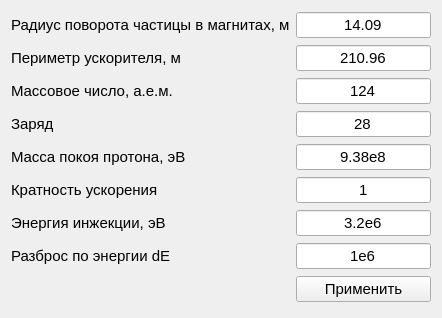
This is parametersacceleration.ui in fdult/acceptance_generator as Qt 5 draws it before an edit. The edited form follows.
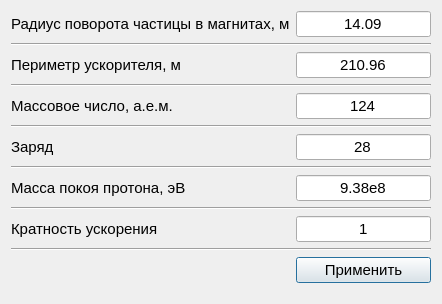
This is the edited form.

Patch:
```diff
--- a/parametersacceleration.ui
+++ b/parametersacceleration.ui
@@ -7,7 +7,7 @@
     <x>0</x>
     <y>0</y>
     <width>442</width>
-    <height>318</height>
+    <height>304</height>
    </rect>
   </property>
   <property name="focusPolicy">
@@ -17,6 +17,55 @@
    <string>Dialog</string>
   </property>
   <layout class="QGridLayout" name="gridLayout">
+   <item row="10" column="0">
+    <widget class="QLabel" name="label_6">
+     <property name="font">
+      <font>
+       <pointsize>11</pointsize>
+      </font>
+     </property>
+     <property name="text">
+      <string>Кратность ускорения</string>
+     </property>
+    </widget>
+   </item>
+   <item row="8" column="0">
+    <widget class="QLabel" name="label_5">
+     <property name="font">
+      <font>
+       <pointsize>11</pointsize>
+      </font>
+     </property>
+     <property name="text">
+      <string>Масса покоя протона, эВ</string>
+     </property>
+    </widget>
+   </item>
+   <item row="0" column="1">
+    <widget class="QLineEdit" name="lineEdit">
+     <property name="font">
+      <font>
+       <pointsize>11</pointsize>
+      </font>
+     </property>
+     <property name="focusPolicy">
+      <enum>Qt::ClickFocus</enum>
+     </property>
+     <property name="text">
+      <string>14.09</string>
+     </property>
+     <property name="alignment">
+      <set>Qt::AlignCenter</set>
+     </property>
+    </widget>
+   </item>
+   <item row="11" column="0" colspan="2">
+    <widget class="Line" name="line_6">
+     <property name="orientation">
+      <enum>Qt::Horizontal</enum>
+     </property>
+    </widget>
+   </item>
    <item row="0" column="0">
     <widget class="QLabel" name="label">
      <property name="font">
@@ -29,37 +78,51 @@
      </property>
     </widget>
    </item>
-   <item row="6" column="0">
-    <widget class="QLabel" name="label_7">
-     <property name="font">
-      <font>
-       <pointsize>11</pointsize>
-      </font>
-     </property>
-     <property name="text">
-      <string>Энергия инжекции, эВ</string>
-     </property>
-    </widget>
-   </item>
-   <item row="6" column="1">
-    <widget class="QLineEdit" name="lineEdit_7">
-     <property name="font">
-      <font>
-       <pointsize>11</pointsize>
-      </font>
-     </property>
-     <property name="focusPolicy">
-      <enum>Qt::ClickFocus</enum>
-     </property>
-     <property name="text">
-      <string>3.2e6</string>
-     </property>
-     <property name="alignment">
-      <set>Qt::AlignCenter</set>
-     </property>
-    </widget>
-   </item>
    <item row="8" column="1">
+    <widget class="QLineEdit" name="lineEdit_5">
+     <property name="font">
+      <font>
+       <pointsize>11</pointsize>
+      </font>
+     </property>
+     <property name="focusPolicy">
+      <enum>Qt::ClickFocus</enum>
+     </property>
+     <property name="text">
+      <string>9.38e8</string>
+     </property>
+     <property name="alignment">
+      <set>Qt::AlignCenter</set>
+     </property>
+    </widget>
+   </item>
+   <item row="3" column="0" colspan="2">
+    <widget class="Line" name="line_2">
+     <property name="orientation">
+      <enum>Qt::Horizontal</enum>
+     </property>
+    </widget>
+   </item>
+   <item row="9" column="0" colspan="2">
+    <widget class="Line" name="line_5">
+     <property name="orientation">
+      <enum>Qt::Horizontal</enum>
+     </property>
+    </widget>
+   </item>
+   <item row="4" column="0">
+    <widget class="QLabel" name="label_3">
+     <property name="font">
+      <font>
+       <pointsize>11</pointsize>
+      </font>
+     </property>
+     <property name="text">
+      <string>Массовое число, а.е.м.</string>
+     </property>
+    </widget>
+   </item>
+   <item row="12" column="1">
     <widget class="QPushButton" name="pushButton">
      <property name="font">
       <font>
@@ -67,14 +130,51 @@
       </font>
      </property>
      <property name="focusPolicy">
-      <enum>Qt::NoFocus</enum>
+      <enum>Qt::ClickFocus</enum>
      </property>
      <property name="text">
       <string>Применить</string>
      </property>
     </widget>
    </item>
-   <item row="5" column="1">
+   <item row="1" column="0" colspan="2">
+    <widget class="Line" name="line">
+     <property name="orientation">
+      <enum>Qt::Horizontal</enum>
+     </property>
+    </widget>
+   </item>
+   <item row="6" column="0">
+    <widget class="QLabel" name="label_4">
+     <property name="font">
+      <font>
+       <pointsize>11</pointsize>
+      </font>
+     </property>
+     <property name="text">
+      <string>Заряд</string>
+     </property>
+    </widget>
+   </item>
+   <item row="6" column="1">
+    <widget class="QLineEdit" name="lineEdit_4">
+     <property name="font">
+      <font>
+       <pointsize>11</pointsize>
+      </font>
+     </property>
+     <property name="focusPolicy">
+      <enum>Qt::ClickFocus</enum>
+     </property>
+     <property name="text">
+      <string>28</string>
+     </property>
+     <property name="alignment">
+      <set>Qt::AlignCenter</set>
+     </property>
+    </widget>
+   </item>
+   <item row="10" column="1">
     <widget class="QLineEdit" name="lineEdit_6">
      <property name="font">
       <font>
@@ -92,37 +192,7 @@
      </property>
     </widget>
    </item>
-   <item row="0" column="1">
-    <widget class="QLineEdit" name="lineEdit">
-     <property name="font">
-      <font>
-       <pointsize>11</pointsize>
-      </font>
-     </property>
-     <property name="focusPolicy">
-      <enum>Qt::ClickFocus</enum>
-     </property>
-     <property name="text">
-      <string>14.09</string>
-     </property>
-     <property name="alignment">
-      <set>Qt::AlignCenter</set>
-     </property>
-    </widget>
-   </item>
-   <item row="7" column="0">
-    <widget class="QLabel" name="label_8">
-     <property name="font">
-      <font>
-       <pointsize>11</pointsize>
-      </font>
-     </property>
-     <property name="text">
-      <string>Разброс по энергии dE</string>
-     </property>
-    </widget>
-   </item>
-   <item row="1" column="1">
+   <item row="2" column="1">
     <widget class="QLineEdit" name="lineEdit_2">
      <property name="font">
       <font>
@@ -140,61 +210,26 @@
      </property>
     </widget>
    </item>
+   <item row="5" column="0" colspan="2">
+    <widget class="Line" name="line_3">
+     <property name="orientation">
+      <enum>Qt::Horizontal</enum>
+     </property>
+    </widget>
+   </item>
    <item row="2" column="0">
-    <widget class="QLabel" name="label_3">
+    <widget class="QLabel" name="label_2">
      <property name="font">
       <font>
        <pointsize>11</pointsize>
       </font>
      </property>
      <property name="text">
-      <string>Массовое число, а.е.м.</string>
-     </property>
-    </widget>
-   </item>
-   <item row="3" column="0">
-    <widget class="QLabel" name="label_4">
-     <property name="font">
-      <font>
-       <pointsize>11</pointsize>
-      </font>
-     </property>
-     <property name="text">
-      <string>Заряд</string>
+      <string>Периметр ускорителя, м</string>
      </property>
     </widget>
    </item>
    <item row="4" column="1">
-    <widget class="QLineEdit" name="lineEdit_5">
-     <property name="font">
-      <font>
-       <pointsize>11</pointsize>
-      </font>
-     </property>
-     <property name="focusPolicy">
-      <enum>Qt::ClickFocus</enum>
-     </property>
-     <property name="text">
-      <string>9.38e8</string>
-     </property>
-     <property name="alignment">
-      <set>Qt::AlignCenter</set>
-     </property>
-    </widget>
-   </item>
-   <item row="5" column="0">
-    <widget class="QLabel" name="label_6">
-     <property name="font">
-      <font>
-       <pointsize>11</pointsize>
-      </font>
-     </property>
-     <property name="text">
-      <string>Кратность ускорения</string>
-     </property>
-    </widget>
-   </item>
-   <item row="2" column="1">
     <widget class="QLineEdit" name="lineEdit_3">
      <property name="font">
       <font>
@@ -212,63 +247,10 @@
      </property>
     </widget>
    </item>
-   <item row="1" column="0">
-    <widget class="QLabel" name="label_2">
-     <property name="font">
-      <font>
-       <pointsize>11</pointsize>
-      </font>
-     </property>
-     <property name="text">
-      <string>Периметр ускорителя, м</string>
-     </property>
-    </widget>
-   </item>
-   <item row="3" column="1">
-    <widget class="QLineEdit" name="lineEdit_4">
-     <property name="font">
-      <font>
-       <pointsize>11</pointsize>
-      </font>
-     </property>
-     <property name="focusPolicy">
-      <enum>Qt::ClickFocus</enum>
-     </property>
-     <property name="text">
-      <string>28</string>
-     </property>
-     <property name="alignment">
-      <set>Qt::AlignCenter</set>
-     </property>
-    </widget>
-   </item>
-   <item row="4" column="0">
-    <widget class="QLabel" name="label_5">
-     <property name="font">
-      <font>
-       <pointsize>11</pointsize>
-      </font>
-     </property>
-     <property name="text">
-      <string>Масса покоя протона, эВ</string>
-     </property>
-    </widget>
-   </item>
-   <item row="7" column="1">
-    <widget class="QLineEdit" name="lineEdit_8">
-     <property name="font">
-      <font>
-       <pointsize>11</pointsize>
-      </font>
-     </property>
-     <property name="focusPolicy">
-      <enum>Qt::ClickFocus</enum>
-     </property>
-     <property name="text">
-      <string>1e6</string>
-     </property>
-     <property name="alignment">
-      <set>Qt::AlignCenter</set>
+   <item row="7" column="0" colspan="2">
+    <widget class="Line" name="line_4">
+     <property name="orientation">
+      <enum>Qt::Horizontal</enum>
      </property>
     </widget>
    </item>
```
